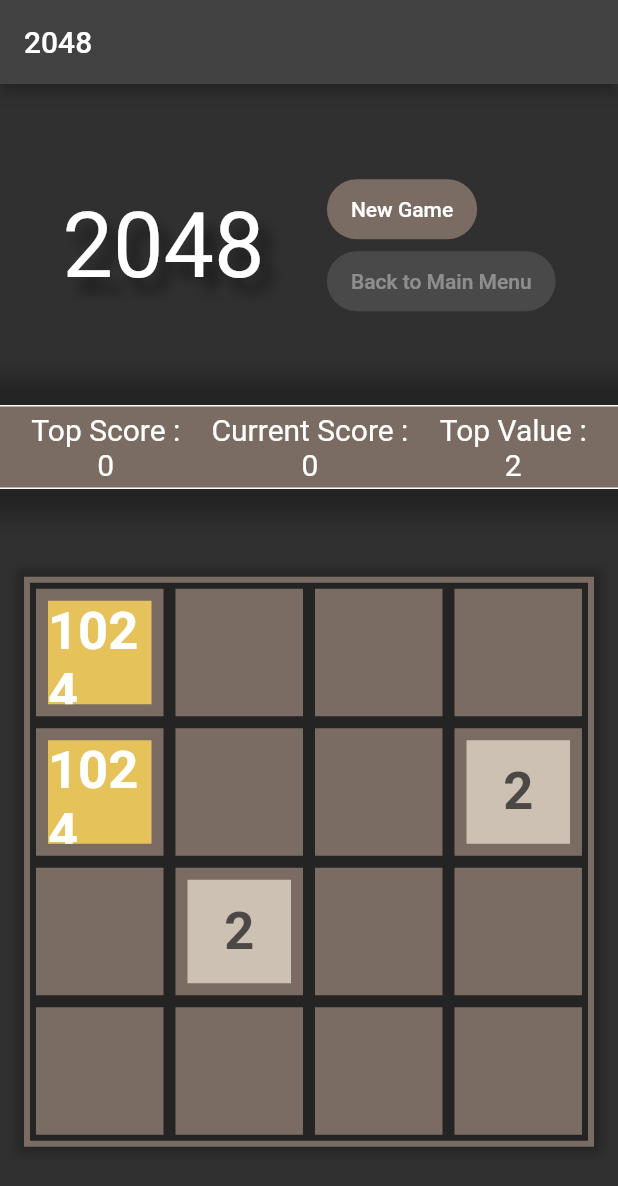
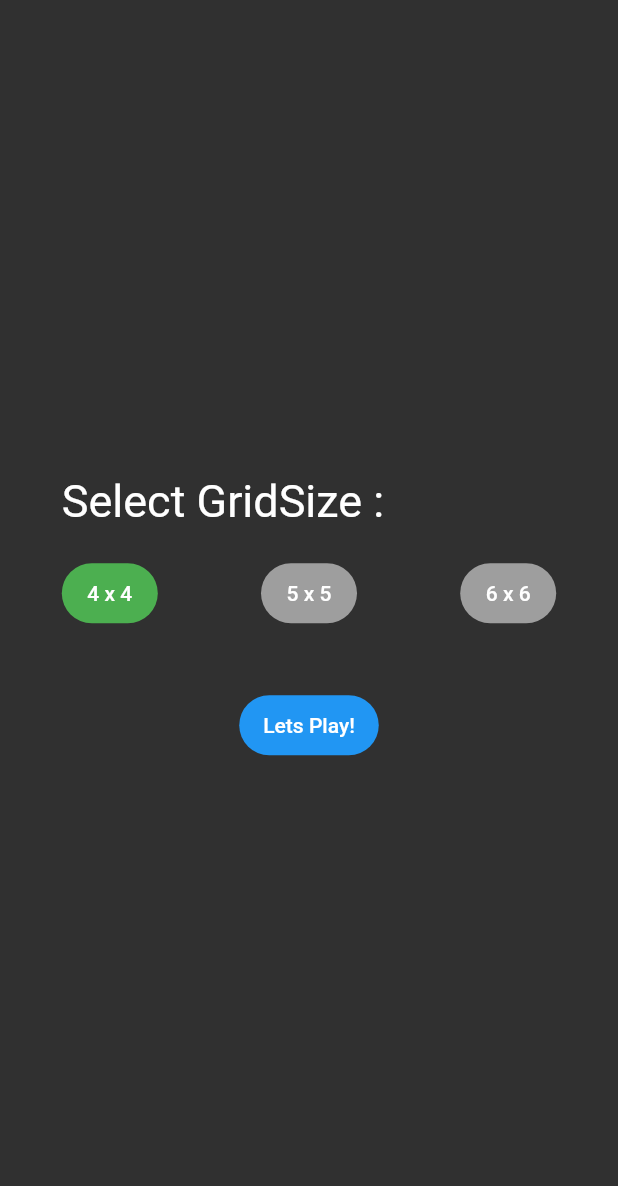
Before and after one commit to SilverLuhtoja/2048, a Flutter app: the screen it shows after launch, on a phone screen of 412 x 824 dp. Shown: the top 1186 px of the screen. Run offline on Flutter 3.47's test engine with Material 2 defaults, Android fonts, the light colour scheme and no system bars.

Commit message:
MainMenu added and working fine

```diff
--- a/lib/src/App.dart
+++ b/lib/src/App.dart
@@ -1,5 +1,6 @@
 import 'package:flutter/material.dart';
 import 'package:my_2048/src/screens/game_screen.dart';
+import 'package:my_2048/src/screens/main_menu_sreen.dart';
 
 class App extends StatelessWidget {
   const App({super.key});
@@ -10,7 +11,8 @@ class App extends StatelessWidget {
       title: '2048',
       debugShowCheckedModeBanner: false,
       theme: ThemeData.dark(),
-      home: GameScreen(),
+      // home: GameScreen(),
+      home: MainMenu(),
     );
   }
 }
--- a/lib/src/game_board.dart
+++ b/lib/src/game_board.dart
@@ -1,11 +1,13 @@
+import 'dart:math';
+
 import 'package:flutter/animation.dart';
 
 class GameBoard {
   late List<List<Tile>> grid;
+  late int gridSize;
 
-  GameBoard() {
+  GameBoard(this.gridSize) {
     grid = _generate_grid();
-    addNewNumber(2);
   }
 
   void show() {
@@ -21,7 +23,8 @@ class GameBoard {
   Iterable<Tile> flat_grid() => grid.expand((e) => e);
 
   List<List<Tile>> get gridColumns =>
-      List.generate(4, (x) => List.generate(4, (y) => grid[y][x]));
+      // List.generate(4, (x) => List.generate(4, (y) => grid[y][x]));
+      List.generate(gridSize, (x) => List.generate(gridSize, (y) => grid[y][x]));
 
   List<List<Tile>> get gridColumnsReversed =>
       gridColumns.map((e) => e.reversed.toList()).toList();
@@ -30,15 +33,25 @@ class GameBoard {
       grid.map((e) => e.reversed.toList()).toList();
 
   List<List<Tile>> _generate_grid() {
-    return List.generate(4, (y) => List.generate(4, (x) => Tile(x, y, 0)));
+    // return List.generate(4, (y) => List.generate(4, (x) => Tile(x, y, 0)));
+    Random random = new Random();
+    // List<List<Tile>> generatedList =  List.generate(4, (y) => List.generate(4, (x) => Tile(x, y, 0)));
+    List<List<Tile>> generatedList =  List.generate(gridSize, (y) => List.generate(gridSize, (x) => Tile(x, y, 0)));
+    List<Tile> expandedList = generatedList.expand((e) => e).toList();
+    int numbersToAdd  = random.nextInt(2) + 3;
+
+    expandedList.shuffle();
+    for (int i = 0 ; i < numbersToAdd; i++){
+      expandedList[i].value = random.nextInt(2) > 0 ? 2 : 4;
+    }
+
+    return generatedList;
   }
 
-  void addNewNumber(int numbersToAdd) {
+  void addNewNumber() {
     List<Tile> allZeroedTiles = flat_grid().where((e) => e.value == 0).toList();
     allZeroedTiles.shuffle();
-    for (int i = 0; i < numbersToAdd; i++) {
-      allZeroedTiles[i].value = 2;
-    }
+    allZeroedTiles[0].value = 2;
   }
 
   int get topValue {
@@ -47,10 +60,6 @@ class GameBoard {
     return list.first.value;
   }
 
-  void reset(){
-    grid = _generate_grid();
-    addNewNumber(2);
-  }
 }
 
 class Tile {
--- a/lib/src/game_settings.dart
+++ b/lib/src/game_state.dart
@@ -1,11 +1,12 @@
-class GameSettings {
+class GameState {
   int _topValue = 2;
   int _currentScore = 0;
   late int _topScore = 0;
+  late int gridSize;
 
-  GameSettings();
+  GameState([this.gridSize = 4]);
 
-  GameSettings.fromJson(Map<String, dynamic> json) {
+  GameState.fromJson(Map<String, dynamic> json) {
     _topScore = json['top_score']!;
   }
 
@@ -25,9 +26,4 @@ class GameSettings {
 
   bool isCurrentScoreBiggerThanTopScore() =>
       _currentScore > _topScore && currentScore != 0;
-
-  void reset(){
-    setTopValue(2);
-    setCurrentScore(0);
-  }
 }
--- /dev/null
+++ b/lib/src/screens/main_menu_sreen.dart
@@ -0,0 +1,85 @@
+import 'package:flutter/material.dart';
+import 'package:my_2048/src/game_state.dart';
+import 'package:my_2048/src/screens/game_screen.dart';
+
+class MainMenu extends StatefulWidget {
+  const MainMenu({super.key});
+
+  @override
+  State<MainMenu> createState() => _MainMenuState();
+}
+
+class _MainMenuState extends State<MainMenu> {
+  int selectedGridSize = 4;
+
+  ButtonStyle checkIfSelected(int selectedValue, int targetValue) {
+    if (selectedValue == targetValue) {
+      return ButtonStyle(
+          backgroundColor: MaterialStatePropertyAll<Color>(Colors.green));
+    }
+    return ButtonStyle(
+        backgroundColor: MaterialStatePropertyAll<Color>(Colors.grey));
+  }
+
+  @override
+  Widget build(BuildContext context) {
+    return Scaffold(
+      body: Center(
+        child: Column(
+          mainAxisAlignment: MainAxisAlignment.center,
+          children: [
+            Container(
+              margin: EdgeInsets.only(bottom: 40),
+              width: MediaQuery.of(context).size.width * 0.8,
+              child: gridSizeContainer("Select GridSize"),
+            ),
+            FilledButton(
+              onPressed: () {
+                GameState gameState = GameState(selectedGridSize);
+                Navigator.push(
+                  context,
+                  MaterialPageRoute(
+                      builder: (BuildContext context) =>
+                          GameScreen(gameState: gameState)),
+                );
+              },
+              child: Text("Lets Play!"),
+            ),
+          ],
+        ),
+      ),
+    );
+  }
+
+  Container formLabel(BuildContext context, String text) {
+    return Container(
+      width: MediaQuery.of(context).size.width * 0.8,
+      child: gridSizeContainer(text),
+    );
+  }
+
+  Column gridSizeContainer(String text) {
+    return Column(
+      crossAxisAlignment: CrossAxisAlignment.start,
+      children: [
+        Text("$text : ", style: TextStyle(fontSize: 30)),
+        SizedBox(height: 20),
+        Row(
+          mainAxisAlignment: MainAxisAlignment.spaceBetween,
+          children: [
+            gridSizeButton(4),
+            gridSizeButton(5),
+            gridSizeButton(6),
+          ],
+        ),
+      ],
+    );
+  }
+
+  FilledButton gridSizeButton(int value) {
+    return FilledButton(
+        onPressed: () => setState(() => selectedGridSize = value),
+        style: checkIfSelected(selectedGridSize, value),
+        child: Text("$value x $value"));
+  }
+}
```
Also changed, not shown: lib/src/game_logic.dart (+2 -6 lines), lib/src/screens/game_screen.dart (+57 -36 lines), lib/src/utils/filer.dart (+8 -4 lines), lib/src/utils/helpers.dart (+0 -20 lines), 3 other files.
